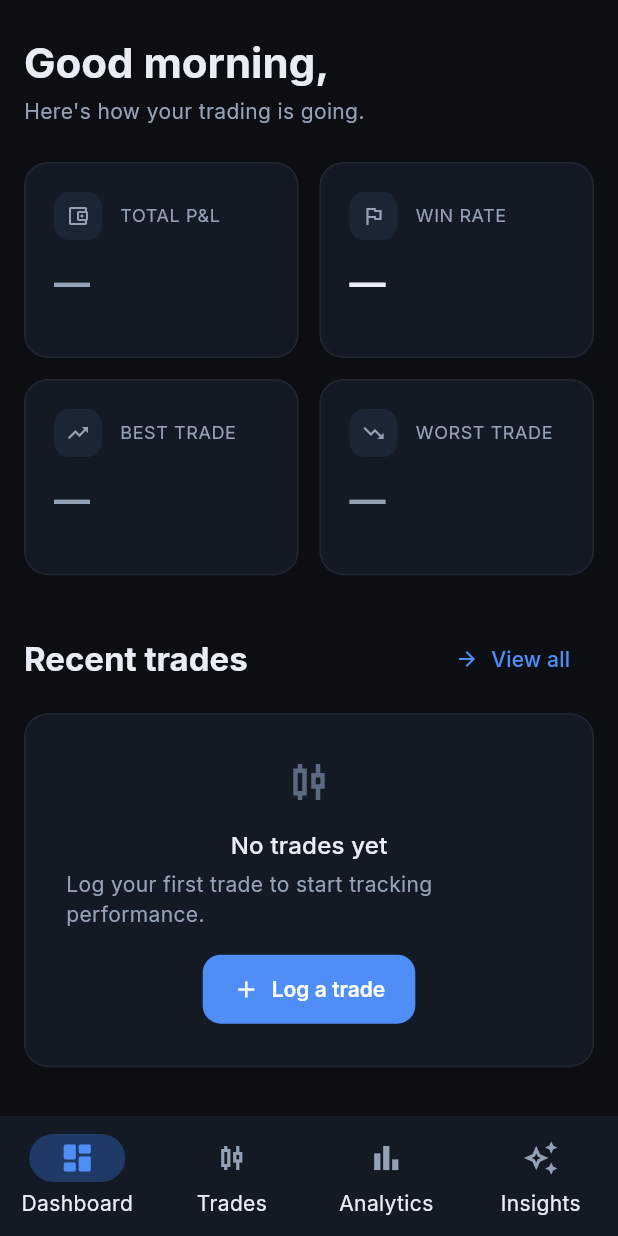
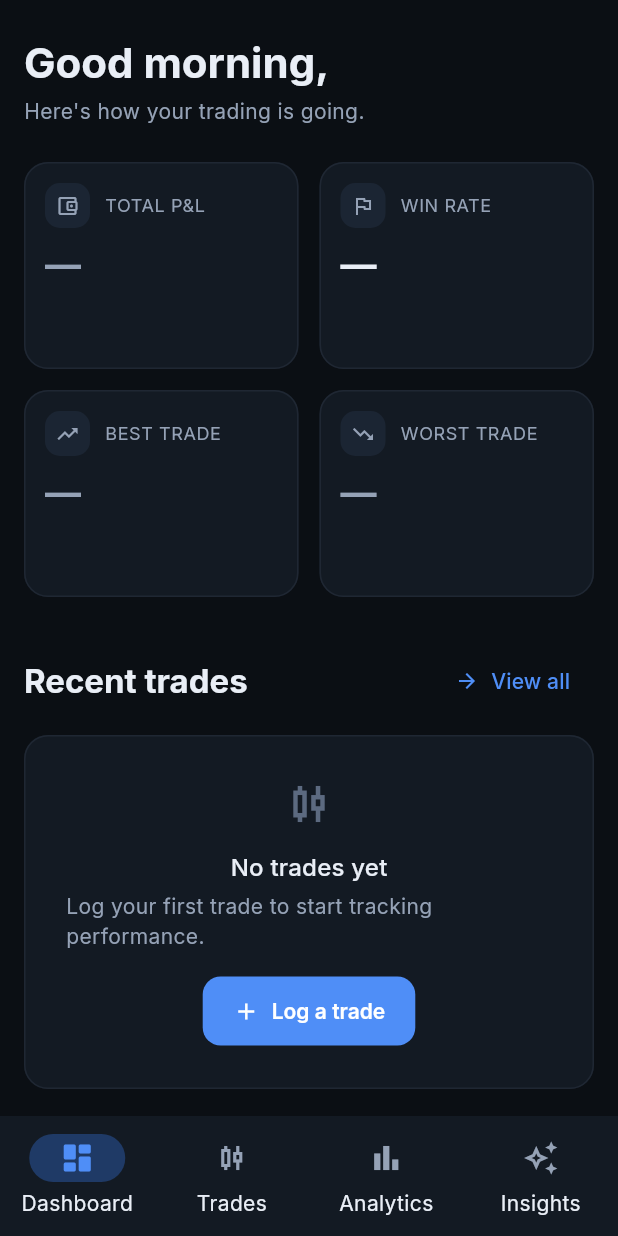
Before and after one commit to mati-tech/bitgeeks_journal_backend, a Flutter app: the DashboardScreen screen opened by its route, on a phone screen of 412 x 824 dp. Run offline on Flutter 3.47's test engine with Material 3 defaults, Android fonts, the phone set to English and light mode, and no system bars; our stand-ins replace dio, fl_chart, flutter_secure_storage, go_router, google_fonts, image_picker and 1 more; accounts and stored records are empty; network calls fail.

Commit message:
Fix mobile RenderFlex overflow on dashboard and analytics stat cards
Switch the dashboard and analytics overview grids from childAspectRatio
to a fixed mainAxisExtent so tile heights stop depending on device width,
which was causing ~7.5px bottom overflow on Android phones for TOTAL P&L
and WIN RATE cards.

Harden StatCard with LayoutBuilder + FittedBox(scaleDown), tighter padding,
maxLines/ellipsis on label and subtitle, and a scaling value Text so the
card never overflows even under larger system text scale.

Wrap TradeCard's symbol/pills row so long symbols and chips wrap to a new
line on narrow phone widths instead of overflowing horizontally.

Co-Authored-By: Claude Opus 4.7 <noreply@anthropic.com>

```diff
--- a/frontend/lib/screens/home/dashboard_screen.dart
+++ b/frontend/lib/screens/home/dashboard_screen.dart
@@ -193,14 +193,19 @@ class _DashboardScreenState extends State<DashboardScreen> {
       ),
     ];
 
-    return GridView.count(
-      crossAxisCount: cols,
-      crossAxisSpacing: 14,
-      mainAxisSpacing: 14,
+    final tileHeight = responsive<double>(context, mobile: 138, tablet: 130, desktop: 130);
+    return GridView.builder(
+      padding: EdgeInsets.zero,
       physics: const NeverScrollableScrollPhysics(),
       shrinkWrap: true,
-      childAspectRatio: cols == 2 ? 1.4 : 1.6,
-      children: children,
+      itemCount: children.length,
+      gridDelegate: SliverGridDelegateWithFixedCrossAxisCount(
+        crossAxisCount: cols,
+        crossAxisSpacing: 14,
+        mainAxisSpacing: 14,
+        mainAxisExtent: tileHeight,
+      ),
+      itemBuilder: (_, i) => children[i],
     );
   }
 
--- a/frontend/lib/widgets/stat_card.dart
+++ b/frontend/lib/widgets/stat_card.dart
@@ -25,26 +25,31 @@ class StatCard extends StatelessWidget {
     final theme = Theme.of(context);
     return Card(
       child: Padding(
-        padding: const EdgeInsets.all(20),
-        child: Column(
+        padding: const EdgeInsets.all(14),
+        child: LayoutBuilder(
+          builder: (context, c) {
+            final content = Column(
               crossAxisAlignment: CrossAxisAlignment.start,
+              mainAxisSize: MainAxisSize.min,
               children: [
                 Row(
                   children: [
                     if (icon != null) ...[
                       Container(
-                    padding: const EdgeInsets.all(8),
+                        padding: const EdgeInsets.all(7),
                         decoration: BoxDecoration(
                           color: AppColors.surfaceHigh,
                           borderRadius: BorderRadius.circular(10),
                         ),
                         child: Icon(icon, size: 16, color: AppColors.textSecondary),
                       ),
-                  const SizedBox(width: 12),
+                      const SizedBox(width: 10),
                     ],
                     Expanded(
                       child: Text(
                         label,
+                        maxLines: 1,
+                        overflow: TextOverflow.ellipsis,
                         style: theme.textTheme.bodySmall?.copyWith(
                           color: AppColors.textSecondary,
                           letterSpacing: 0.4,
@@ -54,23 +59,40 @@ class StatCard extends StatelessWidget {
                     if (trailing != null) trailing!,
                   ],
                 ),
-            const SizedBox(height: 12),
-            Text(
+                const SizedBox(height: 8),
+                FittedBox(
+                  fit: BoxFit.scaleDown,
+                  alignment: Alignment.centerLeft,
+                  child: Text(
                     value,
+                    maxLines: 1,
                     style: theme.textTheme.headlineSmall?.copyWith(
                       fontWeight: FontWeight.w700,
                       color: valueColor,
                       fontFeatures: const [FontFeature.tabularFigures()],
                     ),
                   ),
+                ),
                 if (subtitle != null) ...[
-              const SizedBox(height: 6),
+                  const SizedBox(height: 4),
                   Text(
                     subtitle!,
+                    maxLines: 1,
+                    overflow: TextOverflow.ellipsis,
                     style: theme.textTheme.bodySmall?.copyWith(color: AppColors.textMuted),
                   ),
                 ],
               ],
+            );
+            return FittedBox(
+              fit: BoxFit.scaleDown,
+              alignment: Alignment.topLeft,
+              child: ConstrainedBox(
+                constraints: BoxConstraints(maxWidth: c.maxWidth),
+                child: content,
+              ),
+            );
+          },
         ),
       ),
     );
```
Also changed, not shown: frontend/lib/screens/analytics/analytics_screen.dart (+7 -5 lines), frontend/lib/widgets/trade_card.dart (+18 -15 lines). Lines whose indentation alone changed are shown as unchanged.
